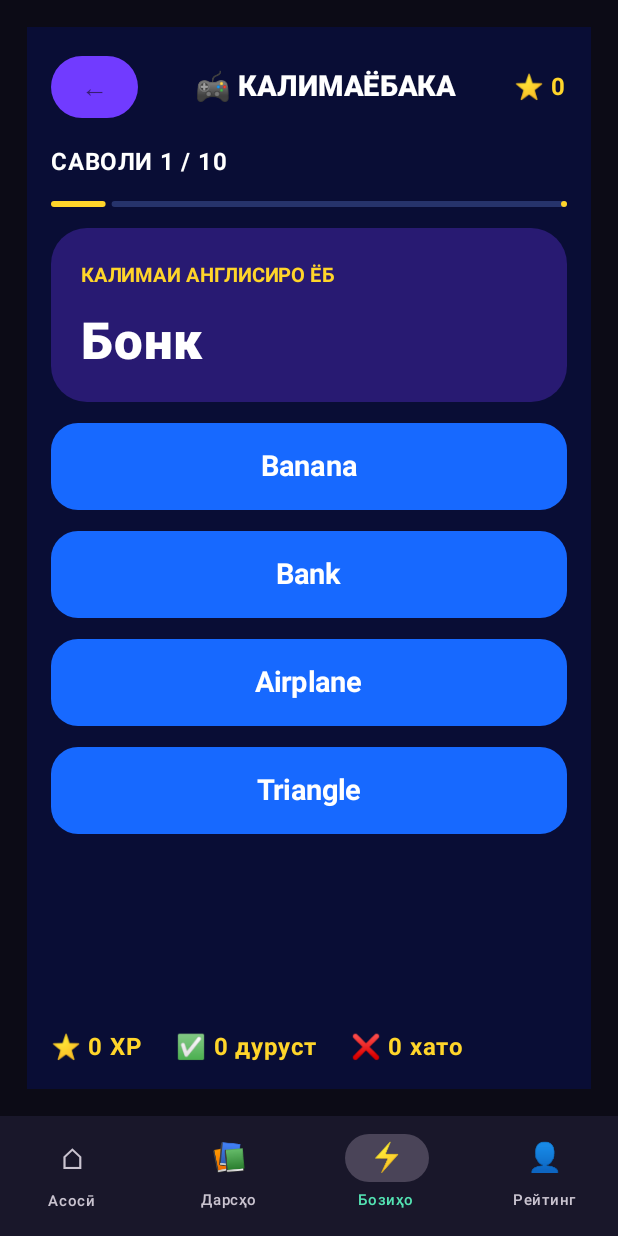
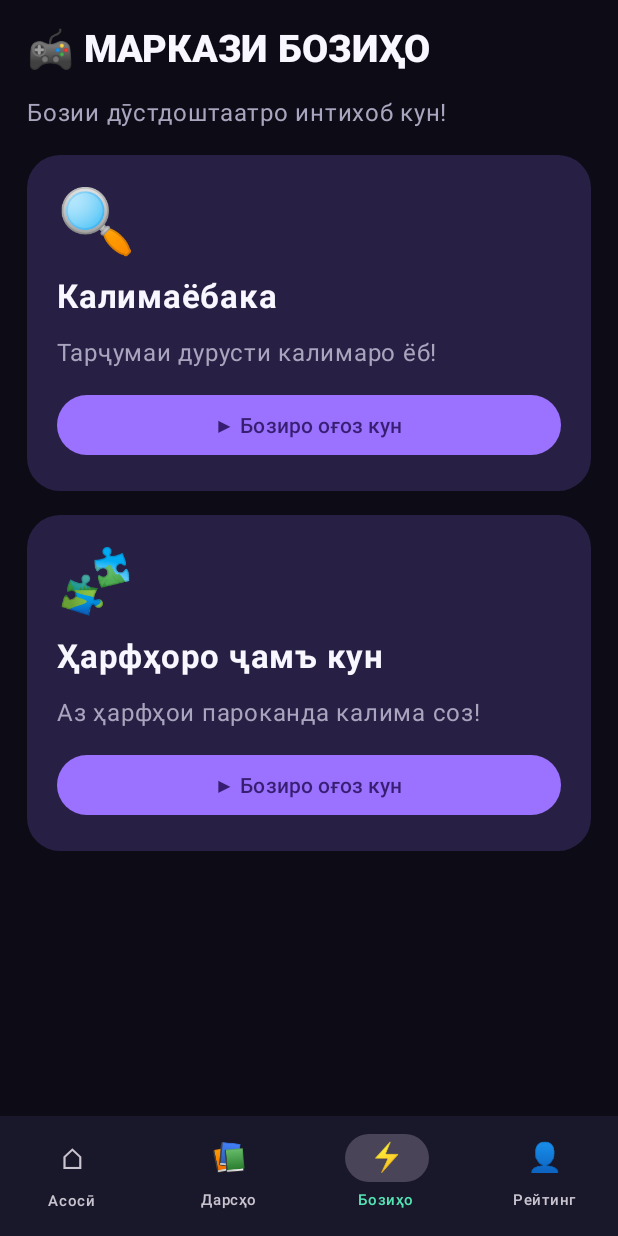
Before and after one commit to mahmadsoni7m/ENGLISH-GAME, an Android app built with Jetpack Compose: the screen it shows after launch (MainActivity), item 3 of the bottom bar chosen, on a phone screen of 412 x 824 dp. Run offline under Robolectric (Android 15) with nearby library versions, the phone set to English and light mode, and no system bars.

Commit message:
Add ZABONIQ branding icon and second word game

```diff
--- a/app/src/main/AndroidManifest.xml
+++ b/app/src/main/AndroidManifest.xml
@@ -1,7 +1,9 @@
 <manifest xmlns:android="http://schemas.android.com/apk/res/android">
     <application
+        android:icon="@drawable/zaboniq"
+        android:roundIcon="@drawable/zaboniq"
         android:allowBackup="true"
-        android:label="ENGLISH GAME"
+        android:label="ZABONIQ"
         android:theme="@android:style/Theme.Material.Light.NoActionBar">
         <activity
             android:name=".MainActivity"
--- a/app/src/main/java/tj/soni/englishgame/MainActivity.kt
+++ b/app/src/main/java/tj/soni/englishgame/MainActivity.kt
@@ -6,6 +6,7 @@ import tj.soni.englishgame.screens.WordsScreen
 import tj.soni.englishgame.data.Category
 
 import tj.soni.englishgame.screens.FindWordScreen
+import tj.soni.englishgame.screens.BuildWordScreen
 
 import android.os.Bundle
 import androidx.activity.ComponentActivity
@@ -130,6 +131,7 @@ fun GameApp() {
 
     var xp by remember { mutableIntStateOf(prefs.getInt("xp", 0)) }
     var tab by remember { mutableIntStateOf(0) }
+    var selectedGame by remember { mutableIntStateOf(0) }
     var searchQuery by remember { mutableStateOf("") }
     var completed by remember {
         mutableStateOf(prefs.getStringSet("completed_lessons", emptySet())?.toSet() ?: emptySet())
@@ -205,7 +207,7 @@ fun GameApp() {
             ) {
                 when (tab) {
                     0 -> {
-                        Text("ENGLISH GAME 🇬🇧", color = Purple, fontWeight = FontWeight.Bold)
+                        Text("ZABONIQ 🇹🇯", color = Purple, fontWeight = FontWeight.Bold)
                         Text("Салом! 👋", color = White, fontSize = 29.sp, fontWeight = FontWeight.Bold)
                         Text("Ҳар рӯз каме англисӣ омӯз!", color = Muted)
 
@@ -281,9 +283,71 @@ fun GameApp() {
                     }
 
                     2 -> {
-                        FindWordScreen(
-                            onBack = { tab = 0 }
-                        )
+                        when (selectedGame) {
+                            1 -> FindWordScreen(
+                                onBack = { selectedGame = 0 }
+                            )
+
+                            2 -> BuildWordScreen(
+                                onBack = { selectedGame = 0 }
+                            )
+
+                            else -> {
+                                Text(
+                                    "🎮 МАРКАЗИ БОЗИҲО",
+                                    color = White,
+                                    fontSize = 25.sp,
+                                    fontWeight = FontWeight.Black
+                                )
+                                Text(
+                                    "Бозии дӯстдоштаатро интихоб кун!",
+                                    color = Muted
+                                )
+
+                                GameCard {
+                                    Text("🔍", fontSize = 42.sp)
+                                    Text(
+                                        "Калимаёбака",
+                                        color = White,
+                                        fontSize = 22.sp,
+                                        fontWeight = FontWeight.Bold
+                                    )
+                                    Text(
+                                        "Тарҷумаи дурусти калимаро ёб!",
+                                        color = Muted
+                                    )
+                                    Button(
+                                        onClick = { selectedGame = 1 },
+                                        modifier = Modifier.fillMaxWidth()
+                                    ) {
+                                        Text("▶ Бозиро оғоз кун")
+                                    }
+                                }
+
+                                GameCard {
+                                    Text("🧩", fontSize = 42.sp)
+                                    Text(
+                                        "Ҳарфҳоро ҷамъ кун",
+                                        color = White,
+                                        fontSize = 22.sp,
+                                        fontWeight = FontWeight.Bold
+                                    )
+                                    Text(
+                                        "Аз ҳарфҳои пароканда калима соз!",
+                                        color = Muted
+                                    )
+                                    Button(
+                                        onClick = { selectedGame = 2 },
+                                        modifier = Modifier.fillMaxWidth(),
+                                        colors = ButtonDefaults.buttonColors(
+                                            containerColor = Purple
+                                        )
+                                    ) {
+                                        Text("▶ Бозиро оғоз кун")
+                                    }
+                                }
+                            }
+                        }
                     }
 
                     else -> {
@@ -323,7 +387,7 @@ fun GameApp() {
                             Text("19 категорияи омӯзишӣ", color = Mint)
                         }
 
-                        Text("ENGLISH GAME • VERSION 2.0", color = Muted)
+                        Text("ZABONIQ • VERSION 2.1", color = Muted)
                     }
                 }
             }
```
Also changed, not shown: app/src/main/java/tj/soni/englishgame/games/BuildWordGame.kt (added, +28 -0 lines), app/src/main/java/tj/soni/englishgame/screens/BuildWordScreen.kt (added, +236 -0 lines), app/src/main/res/drawable-nodpi/zaboniq.png (added).
